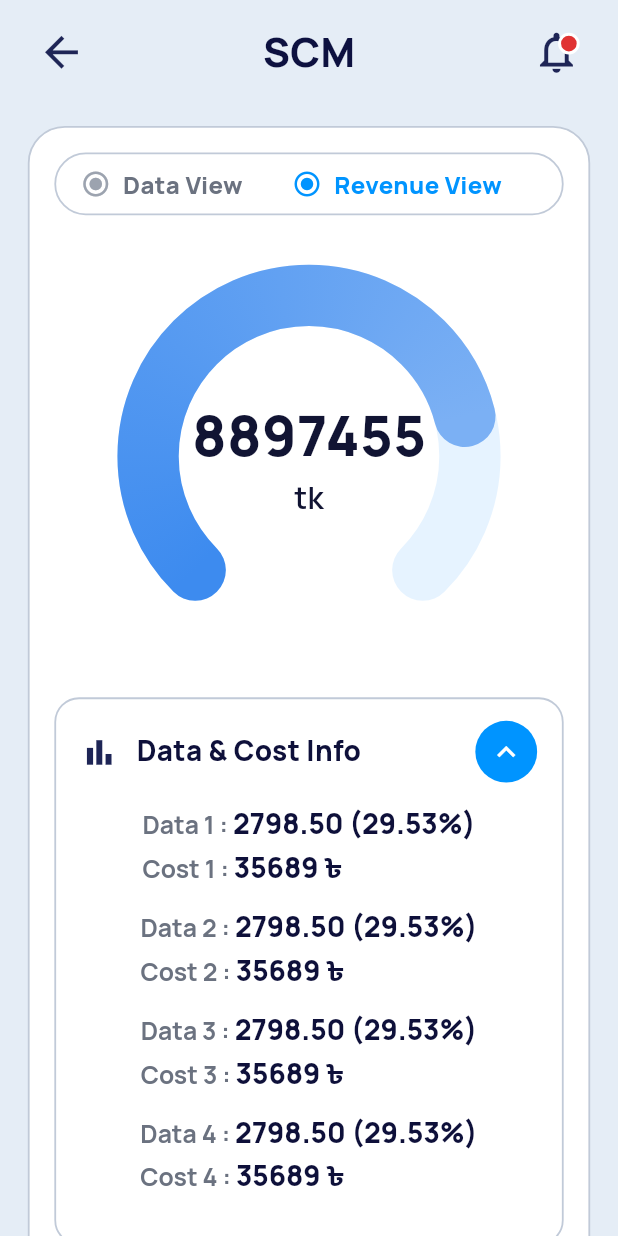
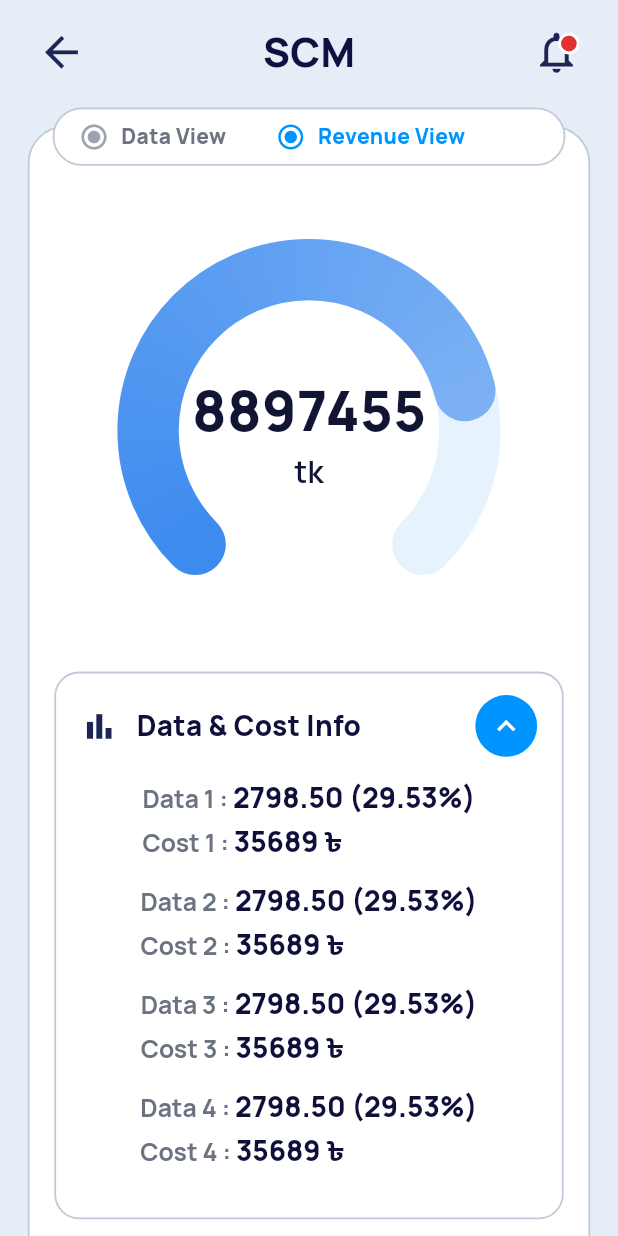
Before and after one commit to Rabby-551/Scube-Task, a Flutter app: the DataViewScreen screen opened directly, after a tap on "Revenue View", on a phone screen of 412 x 824 dp. Run offline on Flutter 3.47's test engine with Material 3 defaults, Android fonts, the phone set to English and light mode, and no system bars; our stand-ins replace google_fonts.

Commit message:
complite design all the screens same as figma

```diff
--- a/lib/features/dashboard/widgets/data_view_screen.dart
+++ b/lib/features/dashboard/widgets/data_view_screen.dart
@@ -92,24 +92,19 @@ class _DataViewScreenState extends State<DataViewScreen> {
                   horizontal: width * 0.045,
                   vertical: width * 0.035,
                 ),
-                child: Container(
+                child: Stack(
+                  clipBehavior: Clip.none,
+                  children: [
+                    Container(
                       decoration: BoxDecoration(
                         color: Colors.white,
                         borderRadius: BorderRadius.circular(width * 0.06),
                         border: Border.all(color: borderColor, width: 1.2),
                       ),
+                      child: Padding(
+                        padding: EdgeInsets.only(top: width * 0.18),
                         child: Column(
                           children: [
-                      SizedBox(height: width * 0.04),
-                      _SegmentedTabs(
-                        width: width,
-                        activeLabel: 'Data View',
-                        inactiveLabel: 'Revenue View',
-                        isLeftActive: _isDataView,
-                        onLeftTap: () => setState(() => _isDataView = true),
-                        onRightTap: () => setState(() => _isDataView = false),
-                      ),
-                      SizedBox(height: width * 0.08),
                             _RingSection(width: width, gauge: _gauge),
                             SizedBox(height: width * 0.08),
                             if (_isDataView) ...[
@@ -172,6 +167,25 @@ class _DataViewScreenState extends State<DataViewScreen> {
                             ],
                           ],
                         ),
+                      ),
+                    ),
+                    Positioned(
+                      top: -width * 0.03,
+                      left: 0,
+                      right: 0,
+                      child: Align(
+                        alignment: Alignment.topCenter,
+                        child: _SegmentedTabs(
+                          width: width,
+                          activeLabel: 'Data View',
+                          inactiveLabel: 'Revenue View',
+                          isLeftActive: _isDataView,
+                          onLeftTap: () => setState(() => _isDataView = true),
+                          onRightTap: () => setState(() => _isDataView = false),
+                        ),
+                      ),
+                    ),
+                  ],
                 ),
               ),
             ),
@@ -848,7 +862,7 @@ class _DotLabel extends StatelessWidget {
             label,
             style: GoogleFonts.manrope(
               color: textColor,
-              fontSize: 16,
+              fontSize: 14,
               fontWeight: FontWeight.w800,
             ),
           ),
```
Lines whose indentation alone changed are shown as unchanged.
